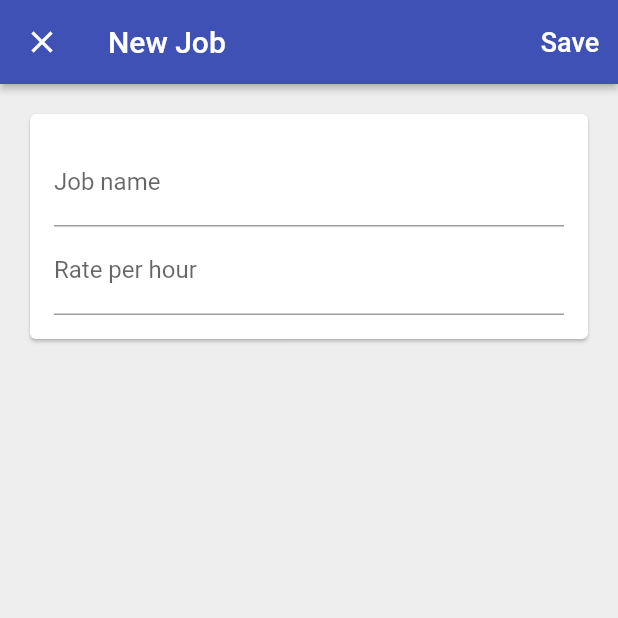
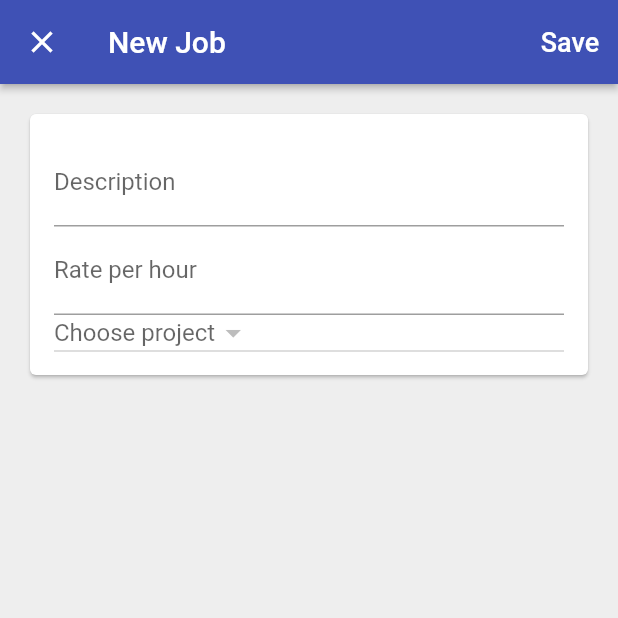
Before and after one commit to Adam3371/akanet, a Flutter app: the screen it shows once a user with an empty profile is signed in, after a tap on "Chat", on a phone screen of 412 x 824 dp, the top half of it. Run offline on Flutter 3.47's test engine with Material 2 defaults, Android fonts, the phone set to English and light mode, and no system bars; our stand-ins replace cloud_firestore, firebase_auth, firebase_core, rxdart; accounts and stored records are empty.

Commit message:
read Projects

```diff
--- a/lib/app/home_2/job_entries/job_entries_page.dart
+++ b/lib/app/home_2/job_entries/job_entries_page.dart
@@ -17,7 +17,7 @@ import 'package:akanet/services/database.dart';
 class JobEntriesPage extends StatelessWidget {
   const JobEntriesPage({
     @required this.database,
-    @required this.job,
+    this.job,
   });
   final Database database;
   final Job job;
--- a/lib/app/home_2/jobs/edit_job_page.dart
+++ b/lib/app/home_2/jobs/edit_job_page.dart
@@ -1,9 +1,13 @@
+import 'package:akanet/app/home_2/models/project.dart';
+import 'package:cloud_firestore/cloud_firestore.dart';
 import 'package:firebase_core/firebase_core.dart';
 import 'package:flutter/material.dart';
 import 'package:akanet/app/home_2/models/job.dart';
 import 'package:akanet/common_widgets/show_alert_dialog.dart';
 import 'package:akanet/common_widgets/show_exception_alert_dialog.dart';
 import 'package:akanet/services/database.dart';
+
+import 'list_items_builder.dart';
 
 class EditJobPage extends StatefulWidget {
   const EditJobPage({Key key, @required this.database, this.job})
@@ -36,6 +40,7 @@ class _EditJobPageState extends State<EditJobPage> {
 
   String _name;
   int _ratePerHour;
+  int _projectId;
 
   @override
   void initState() {
@@ -134,7 +139,7 @@ class _EditJobPageState extends State<EditJobPage> {
   List<Widget> _buildFormChildren() {
     return [
       TextFormField(
-        decoration: InputDecoration(labelText: 'Job name'),
+        decoration: InputDecoration(labelText: 'Description'),
         initialValue: _name,
         validator: (value) => value.isNotEmpty ? null : 'Name can\'t be empty',
         onSaved: (value) => _name = value,
@@ -148,6 +153,33 @@ class _EditJobPageState extends State<EditJobPage> {
         ),
         onSaved: (value) => _ratePerHour = int.tryParse(value) ?? 0,
       ),
+      StreamBuilder<List<Project>>(
+        stream: widget.database.projectsStream(),
+        builder: (context, snapshot) {
+          if (!snapshot.hasData)
+            return Center(
+              child: CircularProgressIndicator(),
+            );
+          final List<Project> items = snapshot.data;
+
+          for (int i = 0; i < items.length; i++) {
+            print("${items[i].name}");
+          }
+
+          return DropdownButton(
+            onChanged: (_) {},
+            value: _projectId,
+            hint: Text('Choose project'),
+            isDense: true,
+            items: items.map((item) {
+              return DropdownMenuItem<String>(
+                child: Text(item.name),
+                value: item.id.toString(),
+              );
+            }).toList(),
+          );
+        },
+      )
     ];
   }
 }
--- /dev/null
+++ b/lib/app/home_2/models/project.dart
@@ -0,0 +1,24 @@
+import 'package:flutter/cupertino.dart';
+
+class Project {
+  Project({@required this.id, @required this.name});
+  final String id;
+  final String name;
+
+  factory Project.fromMap(Map<String, dynamic> data, String documentId) {
+    if (data == null) {
+      return null;
+    }
+    final String name = data['name'];
+    return Project(
+      id: documentId,
+      name: name,
+    );
+  }
+
+  Map<String, dynamic> toMap() {
+    return {
+      'name': name,
+    };
+  }
+}
--- a/lib/main.dart
+++ b/lib/main.dart
@@ -26,7 +26,7 @@ class MyApp extends StatelessWidget {
           primarySwatch: Colors.indigo,
         ),
         // home: LandingPage(),
-        initialRoute: "/",
+        // initialRoute: "/",
         routes: {
           "/": (context) => LandingPage(),
           // TimeTrackerHomePage.routeName: (context) => TimeTrackerHomePage(),
--- a/lib/services/api_path.dart
+++ b/lib/services/api_path.dart
@@ -4,4 +4,5 @@ class APIPath {
   static String entry(String uid, String entryId) =>
       'users/$uid/entries/$entryId';
   static String entries(String uid) => 'users/$uid/entries';
+  static String project() => 'projects';
 }
--- a/lib/services/database.dart
+++ b/lib/services/database.dart
@@ -1,3 +1,4 @@
+import 'package:akanet/app/home_2/models/project.dart';
 import 'package:meta/meta.dart';
 import 'package:akanet/app/home_2/models/entry.dart';
 import 'package:akanet/app/home_2/models/job.dart';
@@ -9,6 +10,7 @@ abstract class Database {
   Future<void> deleteJob(Job job);
   Stream<List<Job>> jobsStream();
   Stream<Job> jobStream({@required String jobId});
+  Stream<List<Project>> projectsStream();
 
   Future<void> setEntry(Entry entry);
   Future<void> deleteEntry(Entry entry);
@@ -22,6 +24,12 @@ class FirestoreDatabase implements Database {
   final String uid;
 
   final _service = FirestoreService.instance;
+
+  @override
+  Stream<List<Project>> projectsStream() => _service.collectionStream(
+        path: APIPath.project(),
+        builder: (data, documentId) => Project.fromMap(data, documentId),
+      );
 
   @override
   Future<void> setJob(Job job) => _service.setData(
```
Also changed, not shown: lib/app/home/time_tracker/time_tacker_home_page.dart (+16 -10 lines). Lines whose indentation alone changed are shown as unchanged.
